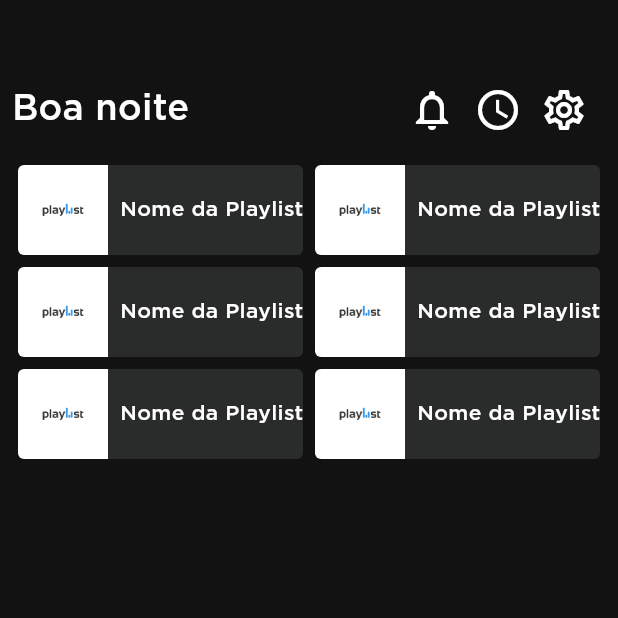
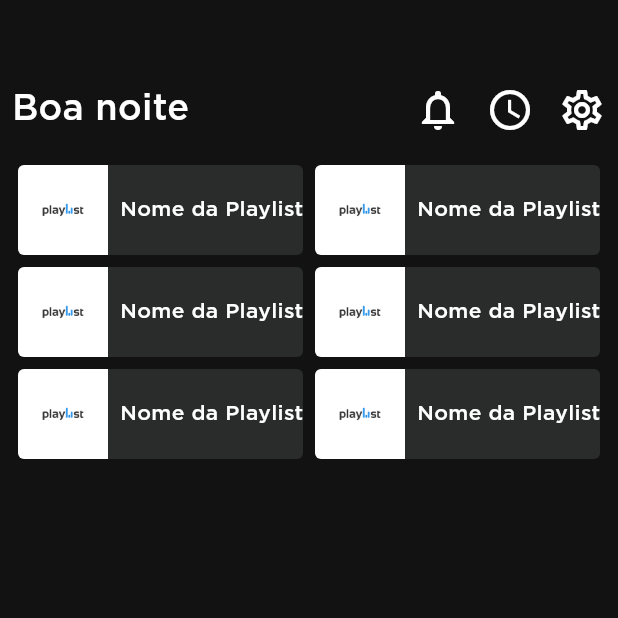
Before and after one commit to RodrigoUchoa001/offline-spotify, a Flutter app: the screen it shows after launch, on a phone screen of 412 x 824 dp, the top half of it. Run offline on Flutter 3.47's test engine with Material 2 defaults, Android fonts, the phone set to English and light mode, and no system bars.

Commit message:
pequenas alteracoes

```diff
--- a/lib/main.dart
+++ b/lib/main.dart
@@ -13,7 +13,7 @@ class MyApp extends StatelessWidget {
   @override
   Widget build(BuildContext context) {
     return MaterialApp(
-      title: 'Flutter Demo',
+      title: 'Offline Spotify',
       theme: AppColors.temaPrincipal,
       debugShowCheckedModeBanner: false,
       home: const TelaInicial(),
--- a/lib/widgets/app_bar.dart
+++ b/lib/widgets/app_bar.dart
@@ -17,11 +17,10 @@ class AppBarInicial extends StatelessWidget {
         ),
         Expanded(child: Container()),
         const Icon(Icons.notifications_outlined),
-        const SizedBox(width: 12),
+        const SizedBox(width: 16),
         const Icon(Icons.schedule),
-        const SizedBox(width: 12),
+        const SizedBox(width: 16),
         const Icon(Icons.settings_outlined),
-        const SizedBox(width: 12),
       ],
     );
   }
```
